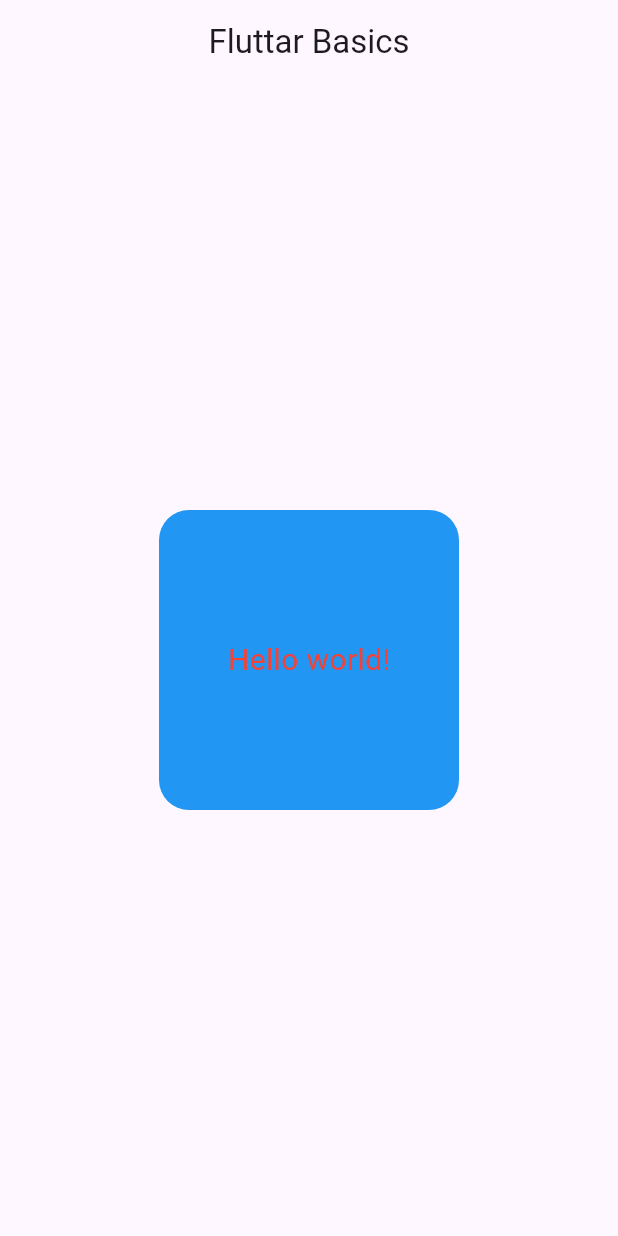
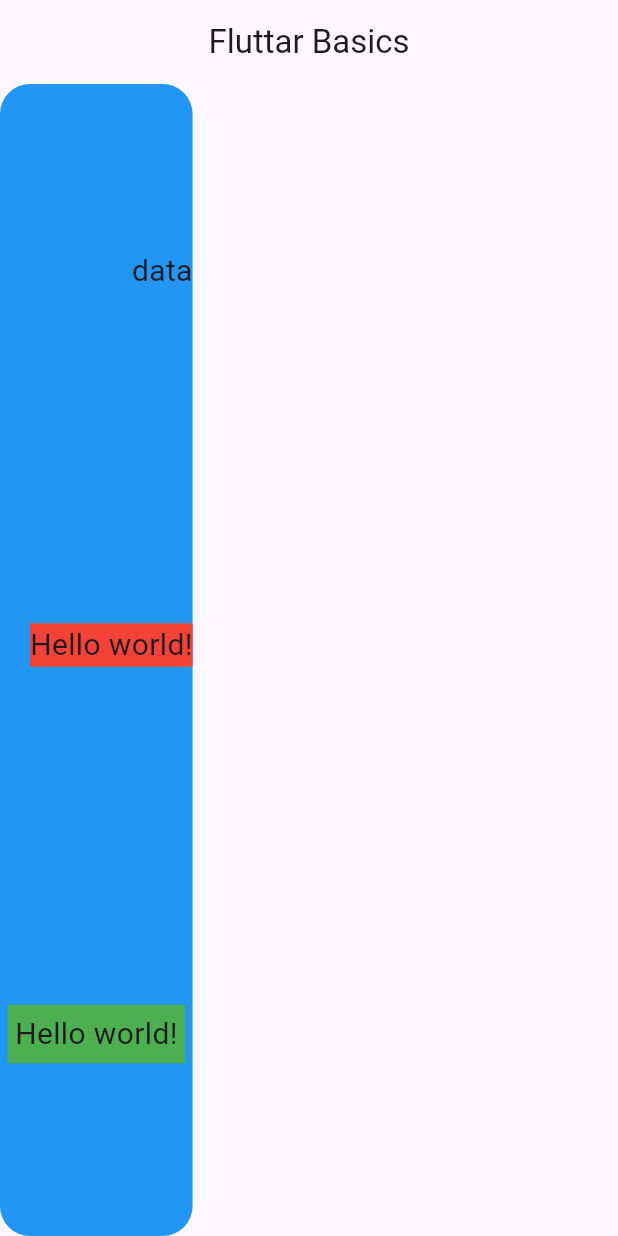
Before and after one commit to ziadhaggagNZ/Flutter_ZeroToMastery_course, a Flutter app: the screen it shows after launch, on a phone screen of 412 x 824 dp. Run offline on Flutter 3.47's test engine with Material 3 defaults, Android fonts, the phone set to English and light mode, and no system bars.

Commit message:
Column & Padding & SizedBox

```diff
--- a/02_flutter_basics/lib/main.dart
+++ b/02_flutter_basics/lib/main.dart
@@ -15,18 +15,34 @@ class MyApp extends StatelessWidget {
         centerTitle: true,
         title: const Text("Fluttar Basics"),
       ),
-      body:  Center(
-        child:  Container(
-          height: 200,
-          width: 200,
-          decoration: BoxDecoration(color: Colors.blue,borderRadius: BorderRadius.circular(20)),
-          child:  Center(
-            child: Text(
-              "Hello world!",
-              style: TextStyle(color: Colors.red, fontSize: 20),
+      body:  Container(
+
+        decoration: BoxDecoration(color: Colors.blue,borderRadius: BorderRadius.circular(20)),
+        child:  Column(
+          crossAxisAlignment: CrossAxisAlignment.end,
+          mainAxisAlignment: MainAxisAlignment.spaceAround,
+          children: [
+            const SizedBox(
+              child: Text("data",style: TextStyle( fontSize: 20),),
             ),
-          ),
-        ),
+             Container(
+              color: Colors.red,
+              child: Text(
+                "Hello world!",
+                style: TextStyle( fontSize: 20),
+              ),
+            ),
+            Container(
+              padding: EdgeInsets.all(5),
+              margin: EdgeInsets.all(5),
+              color: Colors.green,
+              child: Text(
+                "Hello world!",
+                style: TextStyle( fontSize: 20),
+              ),
+            ),
+          ],
+        )
       ),
     ));
   }
```
